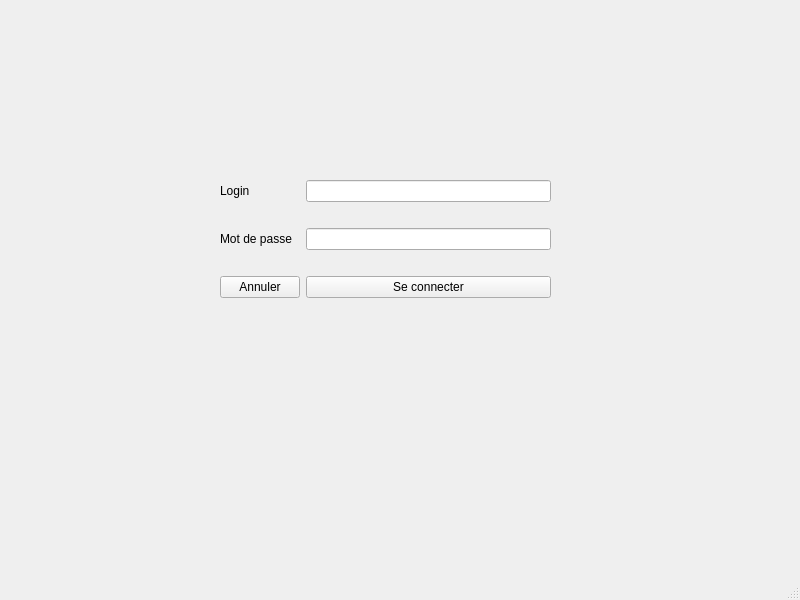
First picture: the form in Master/mainwindow.ui, repository ArnaudScheffler/ProjetCPOOA, before the edit.
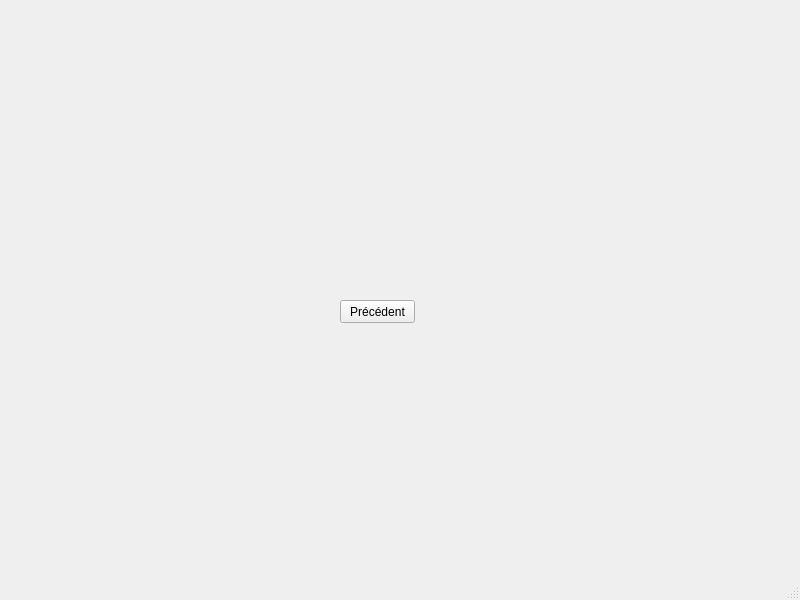
Second picture: the form after the edit.

```diff
--- a/Master/mainwindow.ui
+++ b/Master/mainwindow.ui
@@ -14,13 +14,26 @@
    <string>MainWindow</string>
   </property>
   <widget class="QWidget" name="centralwidget">
+   <widget class="QStackedWidget" name="stackedWidget">
+    <property name="geometry">
+     <rect>
+      <x>0</x>
+      <y>0</y>
+      <width>801</width>
+      <height>451</height>
+     </rect>
+    </property>
+    <property name="currentIndex">
+     <number>1</number>
+    </property>
+    <widget class="QWidget" name="page">
    <widget class="QWidget" name="gridLayoutWidget">
     <property name="geometry">
      <rect>
-      <x>220</x>
-      <y>160</y>
-      <width>331</width>
-      <height>161</height>
+        <x>210</x>
+        <y>90</y>
+        <width>381</width>
+        <height>241</height>
      </rect>
     </property>
     <layout class="QGridLayout" name="gridLayout">
@@ -61,6 +74,44 @@
     </layout>
    </widget>
   </widget>
+    <widget class="QWidget" name="page_2">
+     <widget class="QLabel" name="label_3">
+      <property name="geometry">
+       <rect>
+        <x>160</x>
+        <y>150</y>
+        <width>501</width>
+        <height>91</height>
+       </rect>
+      </property>
+      <property name="font">
+       <font>
+        <pointsize>30</pointsize>
+       </font>
+      </property>
+      <property name="text">
+       <string/>
+      </property>
+     </widget>
+     <widget class="QPushButton" name="Precedent">
+      <property name="geometry">
+       <rect>
+        <x>340</x>
+        <y>300</y>
+        <width>75</width>
+        <height>23</height>
+       </rect>
+      </property>
+      <property name="text">
+       <string>Précédent</string>
+      </property>
+      <property name="autoDefault">
+       <bool>true</bool>
+      </property>
+     </widget>
+    </widget>
+   </widget>
+  </widget>
   <widget class="QMenuBar" name="menubar">
    <property name="geometry">
     <rect>
```
Left out of the diff: 42 changed lines with no effect on the pictures. Lines whose indentation alone changed are shown as unchanged.
